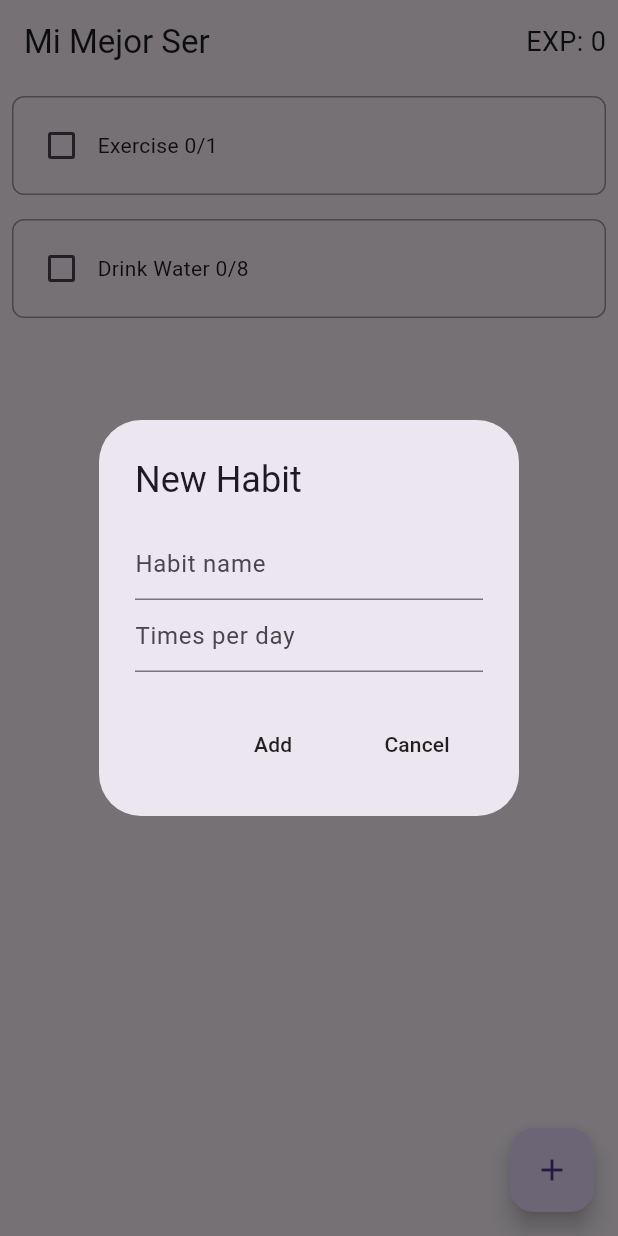
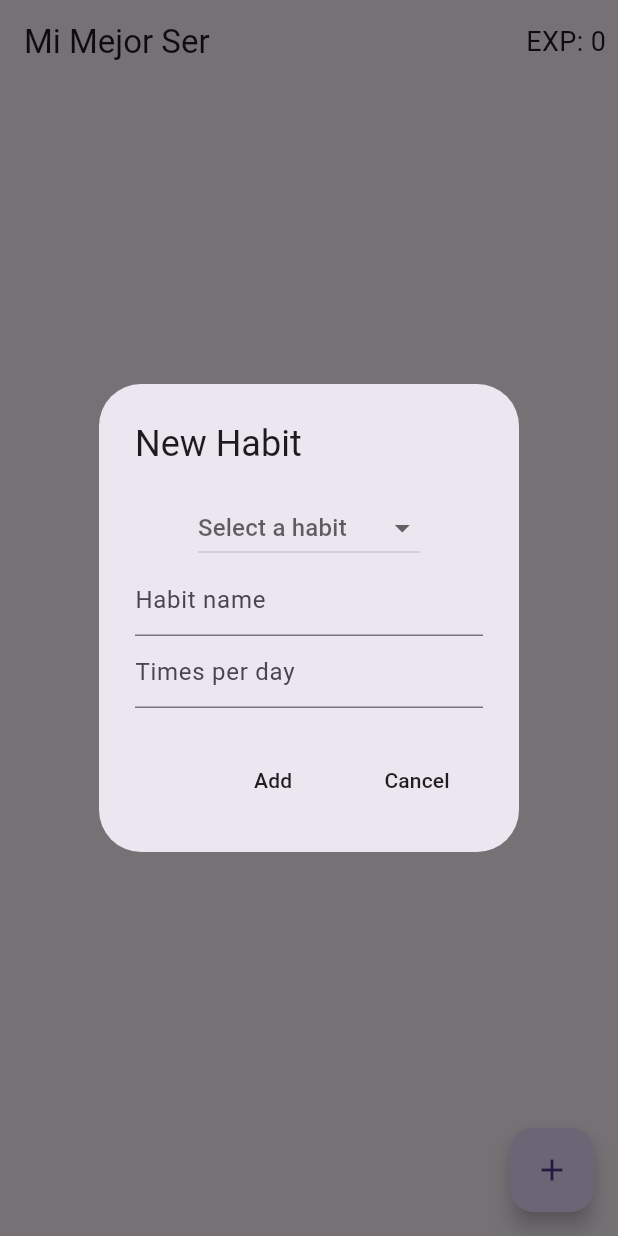
Before and after one commit to MateoGE01/mi-mejor-ser, a Flutter app: the screen it shows after launch, after a tap on the "add" icon, on a phone screen of 412 x 824 dp. Run offline on Flutter 3.47's test engine with Material 3 defaults, Android fonts, the phone set to English and light mode, and no system bars; our stand-ins replace get.

Commit message:
Refactorizar y agregar controladores y widgets relacionados con hábitos
- Refactorizar el widget addHabitButton para mejorar su legibilidad y consistencia de estilo.
- Agregar el controlador CompletedHabitsController y el controlador HabitsController a main.dart.
- Agregar el widget newHabitDialog para permitir la entrada del nombre del hábito y el número de veces que debe realizarse al día.
- Actualizar el archivo README.md.
- Eliminar el widget bool_habit y el widget new_habit_box, ya que no se utilizan en el proyecto.
- Agregar el controlador HabitsController y el widget addHabitBox para manejar la lista de hábitos y agregar nuevos hábitos.

```diff
--- a/lib/main.dart
+++ b/lib/main.dart
@@ -1,9 +1,11 @@
 import 'package:flutter/material.dart';
 import 'package:get/get.dart';
 import 'package:mi_mejor_ser/presentation/controllers/completed_habits.dart';
+import 'package:mi_mejor_ser/presentation/controllers/list_habits.dart';
 import 'package:mi_mejor_ser/presentation/my_app.dart';
 
 void main() {
   Get.put(CompletedHabitsController());
+  Get.put(HabitsController());
   runApp(const MyApp());
 }
--- a/lib/presentation/controllers/completed_habits.dart
+++ b/lib/presentation/controllers/completed_habits.dart
@@ -2,21 +2,20 @@
 import 'package:get/get.dart';
 
 class CompletedHabitsController extends GetxController {
-  final _completedHabitsTotal = 0.obs;
+  final _completedHabitsTotal = 0.obs;// Variable stores the total of completed habits
   int get completedHabitsTotal => _completedHabitsTotal.value;
 
-  final _experienceGained = 0.obs;
+  final _experienceGained = 0.obs;// Variable stores the experience gained
   int get experienceGained => _experienceGained.value;
 
-  // Adds one to the total of completed habits
+  // Function adds one to the total of completed habits
   void addCompletedHabit() {
     // Tal vez lo use después
     _completedHabitsTotal.value++;
   }
 
-  // Gives experience to the user when a habit is completed
+  // Function gives experience to the user when a habit is completed
   int givingExperiencePerHabit(int timesPerDay) {
-    // Lo cambiaré para que reciba el timesPerDay y según ese dato, de una cantidad especfica de experiencia
     int baseExperience = 5;
     int bonusExperience = (timesPerDay / 2).round();
     int experiencia = baseExperience + bonusExperience;
--- a/lib/presentation/controllers/list_habits.dart
+++ b/lib/presentation/controllers/list_habits.dart
@@ -1 +1,55 @@
 // Mateo: Aquí pondré la lista habits que está en la clase _MyHomePageState y la función addHabitAction
+import 'package:get/get.dart';
+
+class HabitsController extends GetxController {
+  // Lista de hábitos predefinidos
+  final _predefinedHabits = <Map<String, dynamic>>[
+    {
+      'name': 'Exercise',
+      'completed': false,
+      'timesPerDay': 1, // Número de veces que se debe realizar al día
+      'currentCount': 0 // Contador de veces realizadas en el día
+    },
+    {
+      'name': 'Drink Water',
+      'completed': false,
+      'timesPerDay': 1,
+      'currentCount': 0
+    },
+    {
+      'name': 'Read a Book',
+      'completed': false,
+      'timesPerDay': 1,
+      'currentCount': 0
+    },
+    {
+      'name': 'Meditate',
+      'completed': false,
+      'timesPerDay': 1,
+      'currentCount': 0
+    },
+    {
+      'name': 'Walk the Dog',
+      'completed': false,
+      'timesPerDay': 1,
+      'currentCount': 0
+    },
+    {
+      'name': 'Brush Teeth',
+      'completed': false,
+      'timesPerDay': 1,
+      'currentCount': 0
+    },
+    {
+      'name': 'Practice a Hobby',
+      'completed': false,
+      'timesPerDay': 1,
+      'currentCount': 0
+    },
+  ].obs;
+
+  final _habits = <Map<String, dynamic>>[].obs;
+
+  List<Map<String, dynamic>> get predefinedHabits => _predefinedHabits;
+  List<Map<String, dynamic>> get habits => _habits;
+}
--- a/lib/presentation/my_app.dart
+++ b/lib/presentation/my_app.dart
@@ -1,5 +1,5 @@
 import 'package:flutter/material.dart';
-import 'package:mi_mejor_ser/presentation/pages/home_page.dart';
+import 'package:mi_mejor_ser/presentation/pages/habit_page.dart';
 
 class MyApp extends StatelessWidget {
   const MyApp({super.key});
@@ -10,7 +10,7 @@ class MyApp extends StatelessWidget {
     return const MaterialApp(
       title: 'Mi Mejor Ser',
       debugShowCheckedModeBanner: false,
-      home: MyHomePage(),
+      home: HabitPage(),
     );
   }
 }
--- a/lib/presentation/pages/home_page.dart
+++ b/lib/presentation/pages/habit_page.dart
@@ -1,37 +1,22 @@
 import 'package:flutter/material.dart';
 import 'package:get/get.dart';
 import 'package:mi_mejor_ser/presentation/controllers/completed_habits.dart';
+import 'package:mi_mejor_ser/presentation/controllers/list_habits.dart';
 import 'package:mi_mejor_ser/presentation/widgets/add_habit_button.dart';
-import 'package:mi_mejor_ser/presentation/widgets/bool_habit.dart';
-import 'package:mi_mejor_ser/presentation/widgets/new_habit_box.dart';
+import 'package:mi_mejor_ser/presentation/widgets/habit.dart';
+import 'package:mi_mejor_ser/presentation/widgets/add_habit_box.dart';
 
-class MyHomePage extends StatefulWidget {
-  const MyHomePage({super.key});
+class HabitPage extends StatefulWidget {
+  const HabitPage({super.key});
 
   @override
-  State<MyHomePage> createState() => _MyHomePageState();
+  State<HabitPage> createState() => _HabitPageState();
 }
 
-class _MyHomePageState extends State<MyHomePage> {
-  // Mateo: Debo añadir un controlador(en controllers) que tenga la lista de hábitos predefinidos y la lista de hábitos añadidos(ya veré si lo dejo como una o dos listas)
-  // Mateo: Para más organización debo hacer lo de arriba y por los requisitos que piden Controladores.
+class _HabitPageState extends State<HabitPage> {
 
-  // Lista de hábitos, por ahora funciona para los hábitos predefinidos y los que se añadan
-  List<Map<String, dynamic>> habits = [
-    {
-      'name': 'Exercise',
-      'completed': false,
-      'timesPerDay': 1, // Número de veces que se debe realizar al día
-      'currentCount': 0 // Contador de veces realizadas en el día
-    },
-    {
-      'name': 'Drink Water',
-      'completed': false,
-      'timesPerDay': 8,
-      'currentCount': 0
-    },
-    // Agrega más hábitos según sea necesario
-  ];
+  // List of habits, this is the controller
+  final HabitsController habitsController = Get.find();
 
   // Controller for the text field in the dialog for adding a new habit for the name
   final TextEditingController _newHabitDialogController =
@@ -44,7 +29,7 @@ class _MyHomePageState extends State<MyHomePage> {
   // Function to add a new habit
   void addHabitAction() {
     setState(() {
-      habits.add({
+      habitsController.habits.add({
         'name': _newHabitDialogController.text,
         'completed': false,
         'timesPerDay': int.tryParse(_timesPerDayDialogController.text) ?? 1,
@@ -56,6 +41,7 @@ class _MyHomePageState extends State<MyHomePage> {
     Navigator.of(context).pop();
   }
 
+  // Function to cancel the action of adding a new habit
   void cancelAction() {
     setState(() {
       // Clear the text field
@@ -81,22 +67,23 @@ class _MyHomePageState extends State<MyHomePage> {
         });
   }
 
+  // Controller for the list of completed habits
   CompletedHabitsController completedHabitsController = Get.find();
 
   // Function to handle the tap on the checkbox
   void checkBoxTap(bool? value, int index) {
     setState(() {
       if (value == true) {
-        habits[index]['currentCount']++;
-        if (habits[index]['currentCount'] == habits[index]['timesPerDay']) {
-          habits[index]['completed'] = true;
+        habitsController.habits[index]['currentCount']++;
+        if (habitsController.habits[index]['currentCount'] ==
+            habitsController.habits[index]['timesPerDay']) {
+          habitsController.habits[index]['completed'] = true;
           completedHabitsController.addCompletedHabit();
-          completedHabitsController
-              .givingExperiencePerHabit(habits[index]['timesPerDay']);
+          completedHabitsController.givingExperiencePerHabit(
+              habitsController.habits[index]['timesPerDay']);
         }
       }
-      // Aquí se podría añadir para que se elimine el hábito si se marca como completado y
-      // se sume un punto al contador de hábitos completados, lo segundo me interesa más
+      // Aquí se podría añadir para que se elimine el hábito si se marca como completado
     });
   }
 
@@ -124,13 +111,13 @@ class _MyHomePageState extends State<MyHomePage> {
         onPressed: createHabit,
       ),
       body: ListView.builder(
-        itemCount: habits.length,
+        itemCount: habitsController.habits.length,
         itemBuilder: (context, index) {
           return BoolHabit(
-            habitName: habits[index]['name'],
-            habitCompleted: habits[index]['completed'],
-            timesPerDay: habits[index]['timesPerDay'],
-            currentCount: habits[index]['currentCount'],
+            habitName: habitsController.habits[index]['name'],
+            habitCompleted: habitsController.habits[index]['completed'],
+            timesPerDay: habitsController.habits[index]['timesPerDay'],
+            currentCount: habitsController.habits[index]['currentCount'],
             onChanged: (value) => checkBoxTap(value, index),
           );
         },
--- /dev/null
+++ b/lib/presentation/widgets/add_habit_box.dart
@@ -0,0 +1,74 @@
+import 'package:flutter/material.dart';
+import 'package:get/get.dart';
+import 'package:mi_mejor_ser/presentation/controllers/list_habits.dart';
+
+// ignore: camel_case_types
+class newHabitDialog extends StatefulWidget {
+  final TextEditingController nameController;
+  final TextEditingController timesPerDayController;
+  final VoidCallback onAdd;
+  final VoidCallback onCancel;
+
+  const newHabitDialog({
+    super.key,
+    required this.onAdd,
+    required this.onCancel,
+    required this.nameController,
+    required this.timesPerDayController,
+  });
+
+  @override
+  // ignore: library_private_types_in_public_api
+  _newHabitDialogState createState() => _newHabitDialogState();
+}
+
+// ignore: camel_case_types
+class _newHabitDialogState extends State<newHabitDialog> {
+  final HabitsController habitsController = Get.find<HabitsController>();
+  String? selectedHabit;
+
+  @override
+  Widget build(BuildContext context) {
+    return AlertDialog(
+      title: const Text('New Habit'),
+      content: Column(
+        mainAxisSize: MainAxisSize.min,
+        children: [
+          DropdownButton<String>(
+            hint: const Text('Select a habit'),
+            value: selectedHabit,
+            onChanged: (String? newValue) {
+              setState(() {
+                selectedHabit = newValue;
+                widget.nameController.text = newValue!;
+              });
+            },
+            items: habitsController.predefinedHabits
+                .map<DropdownMenuItem<String>>((habit) {
+              return DropdownMenuItem<String>(
+                value: habit['name'],
+                child: Text(habit['name']),
+              );
+            }).toList(),
+          ),
+          TextField(
+            controller: widget.nameController,
+            decoration: const InputDecoration(hintText: 'Habit name'),
+          ),
+          TextField(
+            controller: widget.timesPerDayController,
+            decoration: const InputDecoration(hintText: 'Times per day'),
+            keyboardType: TextInputType.number,
+          ),
+        ],
+      ),
+      actions: [
+        MaterialButton(onPressed: widget.onAdd, child: const Text('Add')),
+        MaterialButton(
+          onPressed: widget.onCancel,
+          child: const Text('Cancel'),
+        ),
+      ],
+    );
+  }
+}
--- a/lib/presentation/widgets/new_habit_box.dart
+++ /dev/null
@@ -1,46 +0,0 @@
-// ignore_for_file: prefer_typing_uninitialized_variables
-
-import 'package:flutter/material.dart';
-
-// ignore: camel_case_types
-class newHabitDialog extends StatelessWidget {
-  final nameController;
-  final timesPerDayController;
-  final VoidCallback onAdd;
-  final VoidCallback onCancel;
-
-  const newHabitDialog(
-      {super.key,
-      required this.onAdd,
-      required this.onCancel,
-      this.nameController,
-      this.timesPerDayController});
-
-  @override
-  Widget build(BuildContext context) {
-    return AlertDialog(
-      title: const Text('New Habit'),
-      content: Column(
-        mainAxisSize: MainAxisSize.min,
-        children: [
-          TextField(
-            controller: nameController,
-            decoration: const InputDecoration(hintText: 'Habit name'),
-          ),
-          TextField(
-            controller: timesPerDayController,
-            decoration: const InputDecoration(hintText: 'Times per day'),
-            keyboardType: TextInputType.number,
-          ),
-        ],
-      ),
-      actions: [
-        MaterialButton(onPressed: onAdd, child: const Text('Add')),
-        MaterialButton(
-          onPressed: onCancel,
-          child: const Text('Cancel'),
-        ),
-      ],
-    );
-  }
-}
```
Also changed, not shown: lib/presentation/widgets/add_habit_button.dart (line endings or trailing spaces), lib/presentation/widgets/habit.dart (line endings or trailing spaces).
